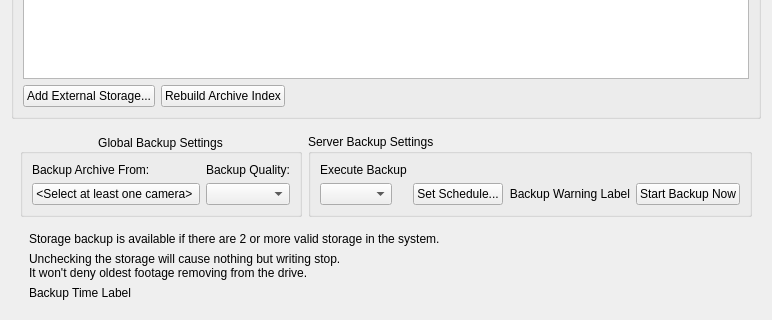
First picture: the form in client/src/ui/widgets/properties/storage_config_widget.ui, repository networkoptix/nx_open, before the edit; both pictures show x 0 to 772 and y 250 to 570 of the 772 by 570 pixel window.
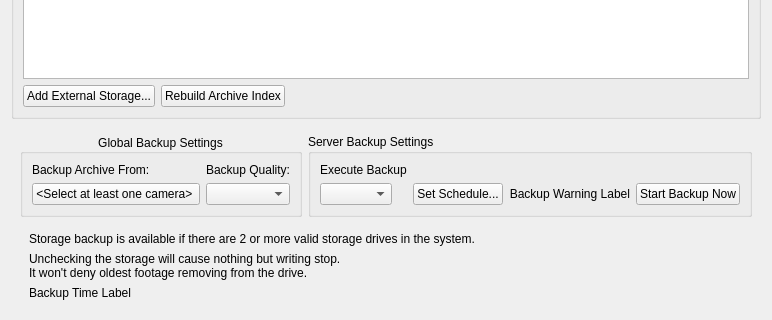
Second picture: the form after the edit. Custom widgets are drawn as their Qt base class.

Commit message:
VMS-1699: Replace "Storages" with "Storage" everywhere
<==== Mercurial data ====>
Branch: dev_2.5.0_gui

```diff
--- a/client/src/ui/widgets/properties/storage_config_widget.ui
+++ b/client/src/ui/widgets/properties/storage_config_widget.ui
@@ -327,7 +327,7 @@
           <item>
            <widget class="QLabel" name="backupOptionLabel">
             <property name="text">
-             <string>Storage backup is available if there are 2 or more valid storage in the system.</string>
+             <string>Storage backup is available if there are 2 or more valid storage drives in the system.</string>
             </property>
            </widget>
           </item>
```
